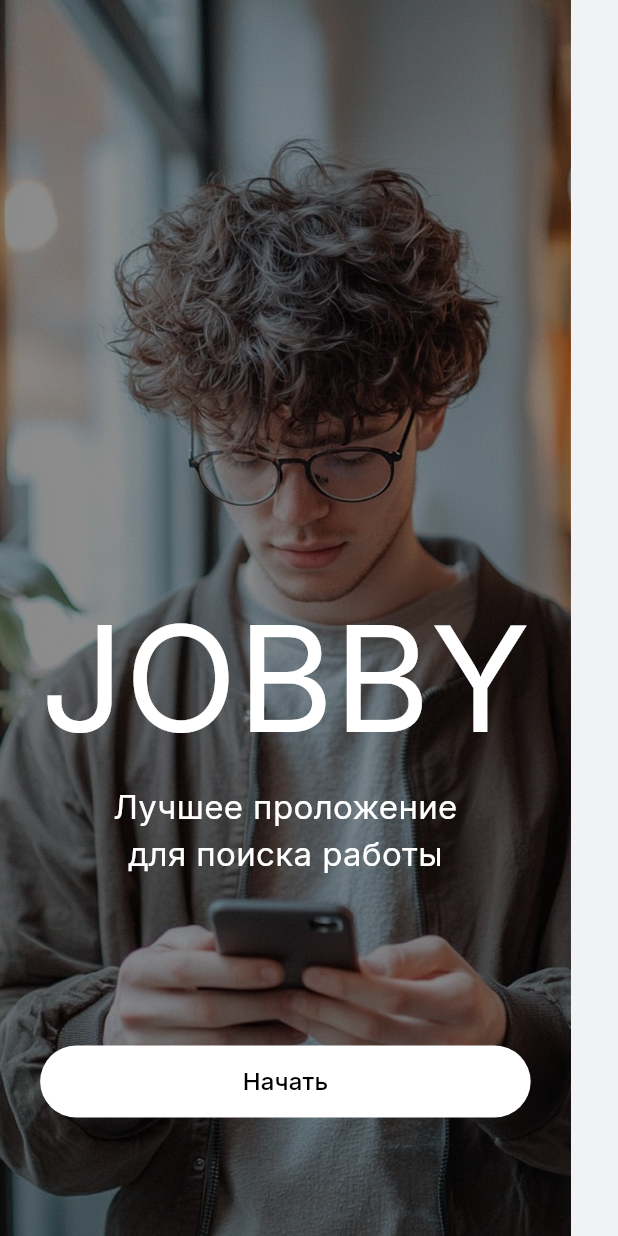
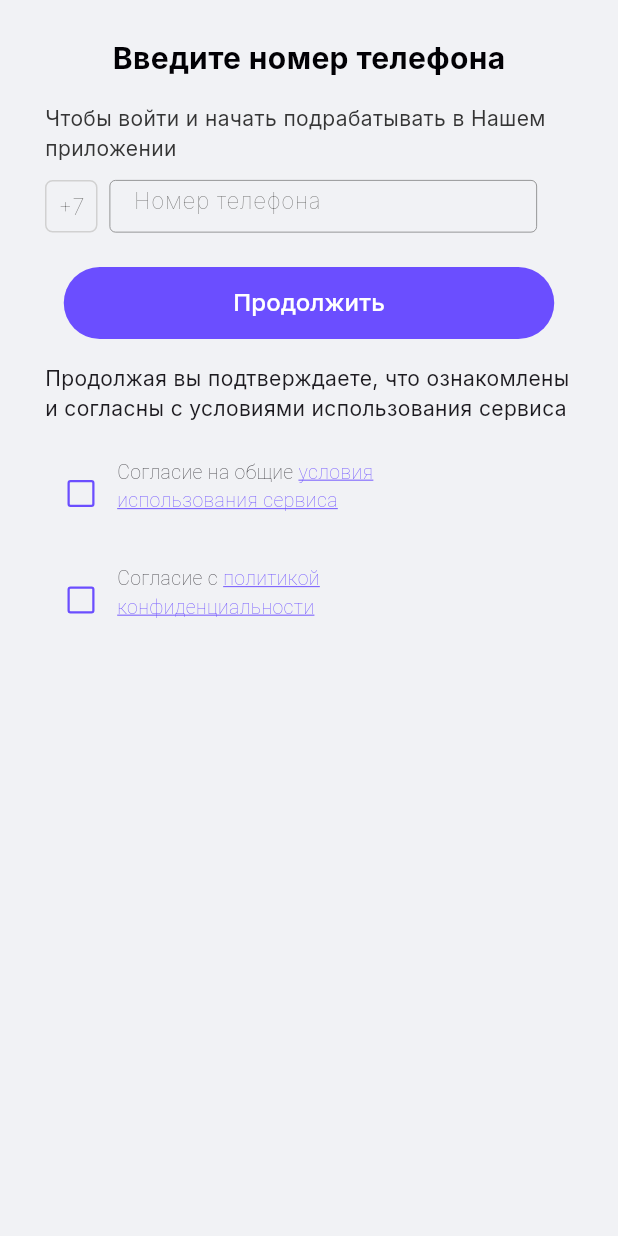
Before and after one commit to vachtung-gigabidze/flutter_figma_ui_lab, a Flutter app: the screen it shows after launch, on a phone screen of 412 x 824 dp. Run offline on Flutter 3.47's test engine with Material 3 defaults, Android fonts, the phone set to English and light mode, and no system bars; our stand-ins replace flutter_svg, google_fonts.

Commit message:
page phone login

```diff
--- a/lib/jobby/core/app_builder.dart
+++ b/lib/jobby/core/app_builder.dart
@@ -1,18 +1,14 @@
 import 'package:flutter/material.dart';
-import 'package:flutter_figma_template/crm_dashboard/providers/navigation_provider.dart';
-import 'package:flutter_figma_template/jobby/pages/onboarding/page.dart';
+import 'package:flutter_figma_template/jobby/pages/login/page.dart';
 import 'package:google_fonts/google_fonts.dart';
-import 'package:provider/provider.dart';
 
 class JobbyAppBuilder extends StatelessWidget {
   const JobbyAppBuilder({super.key});
-  static final String title = 'Navigation Drawer';
+
   @override
   Widget build(BuildContext context) {
     final textTheme = Theme.of(context).textTheme;
-    return ChangeNotifierProvider(
-      create: (context) => NavigationProvider(),
-      child: MaterialApp(
+    return MaterialApp(
       debugShowCheckedModeBanner: false,
       title: "Jobby",
       theme: ThemeData(
@@ -23,7 +19,6 @@ class JobbyAppBuilder extends StatelessWidget {
         textTheme: GoogleFonts.interTextTheme(textTheme),
       ),
       home: HomeApp(),
-      ),
     );
   }
 }
@@ -38,6 +33,6 @@ class HomeApp extends StatefulWidget {
 class _HomeAppState extends State<HomeApp> {
   @override
   Widget build(BuildContext context) {
-    return Scaffold(body: OnboardingPage());
+    return Scaffold(body: LoginByPhonePage()); // OnboardingPage());
   }
 }
--- /dev/null
+++ b/lib/jobby/pages/login/page.dart
@@ -0,0 +1,214 @@
+import 'package:flutter/material.dart';
+import 'package:flutter/services.dart';
+
+class LoginByPhonePage extends StatefulWidget {
+  const LoginByPhonePage({super.key});
+
+  @override
+  State<LoginByPhonePage> createState() => _LoginByPhonePageState();
+}
+
+class _LoginByPhonePageState extends State<LoginByPhonePage> {
+  late TextEditingController phoneController;
+
+  @override
+  void initState() {
+    phoneController = TextEditingController();
+    super.initState();
+  }
+
+  @override
+  void dispose() {
+    phoneController.dispose();
+    super.dispose();
+  }
+
+  @override
+  Widget build(BuildContext context) {
+    return Center(
+      child: SizedBox(
+        width: 400,
+        child: Padding(
+          padding: const EdgeInsets.all(24.0),
+          child: Column(
+            mainAxisAlignment: MainAxisAlignment.start,
+            crossAxisAlignment: CrossAxisAlignment.center,
+            children: [
+              Text(
+                "Введите номер телефона",
+                style: TextStyle(
+                  fontSize: 20,
+                  color: Color(0xff020105),
+                  fontWeight: FontWeight.bold,
+                ),
+              ),
+              SizedBox(height: 16),
+              SizedBox(
+                width: 364,
+                child: Text(
+                  "Чтобы войти и начать подрабатывать в Нашем приложении",
+                  style: TextStyle(
+                    fontSize: 14,
+                    color: Color(0xff353535),
+                    fontWeight: FontWeight.w400,
+                  ),
+                ),
+              ),
+              SizedBox(height: 11),
+              Row(
+                children: [
+                  Container(
+                    width: 35,
+                    height: 35,
+                    decoration: BoxDecoration(
+                      border: Border.all(width: 1, color: Color(0xffD1D1D1)),
+                      borderRadius: BorderRadius.circular(5),
+                    ),
+                    child: Center(
+                      child: Text(
+                        "+7",
+                        style: TextStyle(
+                          fontSize: 15,
+                          color: Color(0xff777777),
+                          fontWeight: FontWeight.w100,
+                        ),
+                      ),
+                    ),
+                  ),
+                  SizedBox(width: 8),
+                  SizedBox(
+                    width: 285,
+                    height: 35,
+                    child: TextField(
+                      controller: phoneController,
+                      keyboardType: TextInputType.number,
+                      inputFormatters: <TextInputFormatter>[
+                        FilteringTextInputFormatter.allow(RegExp(r'[0-9]')),
+                        FilteringTextInputFormatter.digitsOnly,
+                      ],
+                      decoration: InputDecoration(
+                        hintText: "Номер телефона",
+                        hintStyle: TextStyle(
+                          fontSize: 15,
+                          color: Color(0xff777777),
+                          fontWeight: FontWeight.w100,
+                        ),
+                        focusedBorder: OutlineInputBorder(
+                          borderSide: const BorderSide(
+                            color: Colors.black,
+                            width: 2,
+                          ),
+                        ),
+                        enabledBorder: const OutlineInputBorder(
+                          borderSide: BorderSide(
+                            color: Color(0xff777777),
+                            width: 0.5,
+                            style: BorderStyle.solid,
+                          ),
+                        ),
+                        border: const OutlineInputBorder(),
+                      ),
+                    ),
+                  ),
+                ],
+              ),
+              SizedBox(height: 23),
+              FilledButton(
+                onPressed: () {},
+
+                style: FilledButton.styleFrom(
+                  fixedSize: Size(327, 48),
+                  backgroundColor: Color(0xff6B4EFF),
+                ),
+                child: Text(
+                  "Продолжить",
+                  style: TextStyle(
+                    fontSize: 16,
+                    fontWeight: FontWeight.w500,
+                    color: Colors.white,
+                  ),
+                ),
+              ),
+              SizedBox(height: 16),
+              Text(
+                "Продолжая вы подтверждаете, что ознакомлены и согласны с условиями использования сервиса",
+              ),
+              SizedBox(height: 23),
+              Row(
+                crossAxisAlignment: CrossAxisAlignment.start,
+                children: [
+                  Checkbox(
+                    value: false,
+                    onChanged: (b) {},
+                    checkColor: Colors.white,
+
+                    side: BorderSide(color: Color(0xff6B4EFF), width: 1.5),
+                  ),
+                  SizedBox(
+                    width: 250,
+
+                    child: Text.rich(
+                      TextSpan(
+                        text: 'Согласие на общие ',
+                        style: TextStyle(
+                          fontSize: 13,
+                          fontWeight: FontWeight.w100,
+                        ),
+                        children: <TextSpan>[
+                          TextSpan(
+                            text: 'условия использования сервиса',
+                            style: TextStyle(
+                              decoration: TextDecoration.underline,
+                              color: Color(0xff6B4EFF),
+                              decorationColor: Color(0xff6B4EFF),
+                            ),
+                          ),
+                        ],
+                      ),
+                    ),
+                  ),
+                ],
+              ),
+              SizedBox(height: 23),
+              Row(
+                crossAxisAlignment: CrossAxisAlignment.start,
+                children: [
+                  Checkbox(
+                    value: false,
+                    onChanged: (b) {},
+                    checkColor: Colors.white,
+
+                    side: BorderSide(color: Color(0xff6B4EFF), width: 1.5),
+                  ),
+                  SizedBox(
+                    width: 250,
+
+                    child: Text.rich(
+                      TextSpan(
+                        text: 'Согласие с ',
+                        style: TextStyle(
+                          fontSize: 13,
+                          fontWeight: FontWeight.w100,
+                        ),
+                        children: <TextSpan>[
+                          TextSpan(
+                            text: 'политикой конфиденциальности',
+                            style: TextStyle(
+                              decoration: TextDecoration.underline,
+                              color: Color(0xff6B4EFF),
+                              decorationColor: Color(0xff6B4EFF),
+                            ),
+                          ),
+                        ],
+                      ),
+                    ),
+                  ),
+                ],
+              ),
+            ],
+          ),
+        ),
+      ),
+    );
+  }
+}
--- a/lib/main.dart
+++ b/lib/main.dart
@@ -5,10 +5,10 @@ import 'package:flutter_figma_template/jobby/core/app_builder.dart';
 
 Future main() async {
   WidgetsFlutterBinding.ensureInitialized();
-  await SystemChrome.setPreferredOrientations([
-    DeviceOrientation.portraitUp,
-    DeviceOrientation.portraitDown,
-  ]);
+  // await SystemChrome.setPreferredOrientations([
+  //   DeviceOrientation.portraitUp,
+  //   DeviceOrientation.portraitDown,
+  // ]);
   runApp(JobbyAppBuilder());
   // runApp(Dashboard());
 }
```
Lines whose indentation alone changed are shown as unchanged.
